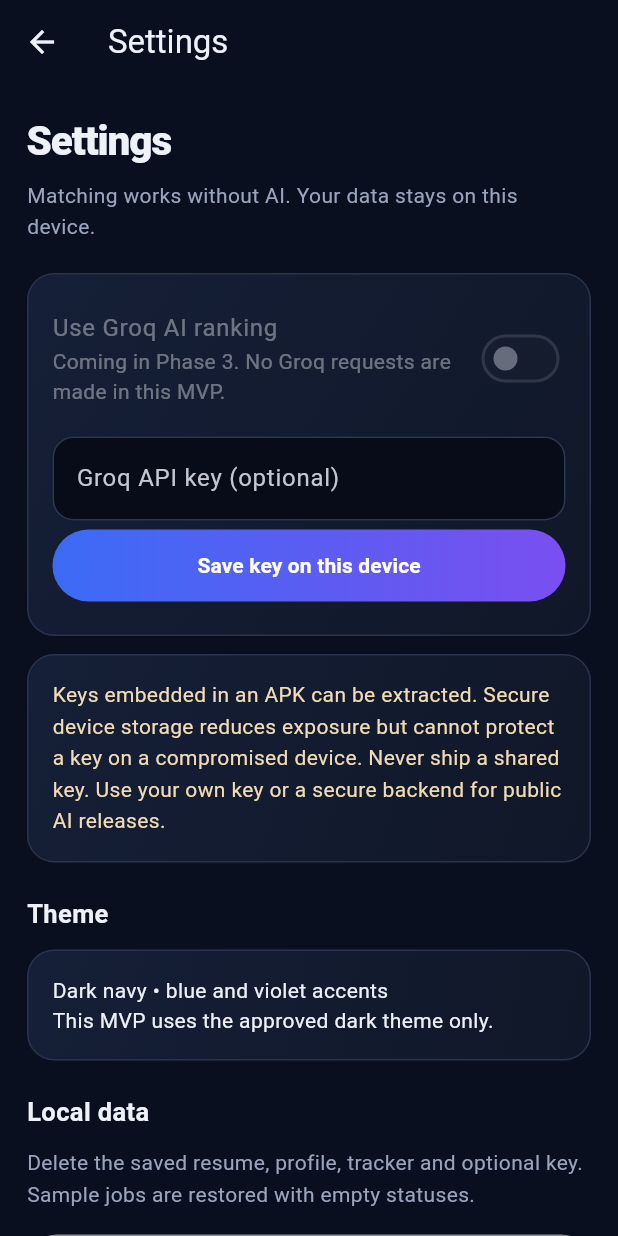
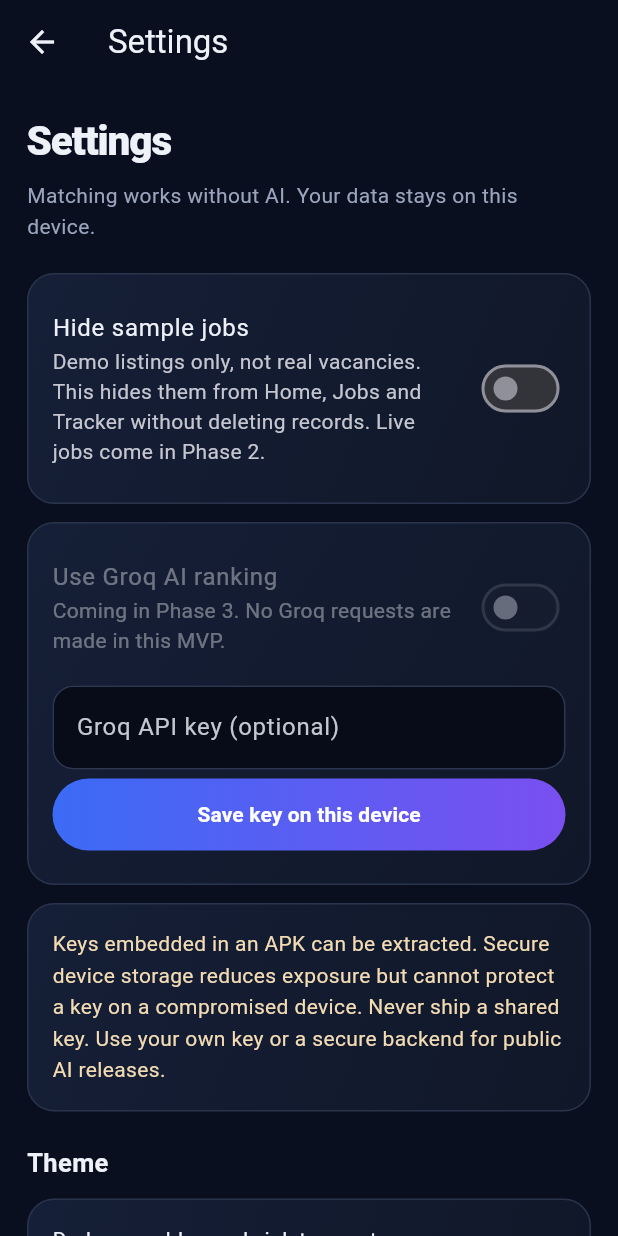
Before and after one commit to frances09f-lgtm/jobpilot-ai, a Flutter app: the SettingsScreen screen opened directly, on a phone screen of 412 x 824 dp. Run offline on Flutter 3.47's test engine with Material 3 defaults, Android fonts, the phone set to English and light mode, and no system bars; our stand-ins replace file_picker, flutter_riverpod, flutter_secure_storage, sqflite; missing offline and left inert: pdfrx; accounts and stored records are empty; statements that could not run were skipped.

Commit message:
Persist maintained profile, logo and sample visibility source [skip ci]

```diff
--- a/lib/app/app_controller.dart
+++ b/lib/app/app_controller.dart
@@ -12,19 +12,23 @@ import '../data/models.dart';
 final repositoryProvider = Provider((ref) => LocalRepository());
 final appProvider = AsyncNotifierProvider<AppController, AppData>(AppController.new);
 class AppData {
-  const AppData(this.profile, this.jobs);
+      const AppData(this.profile, this.jobs, {this.hideSampleJobs = false});
   final ResumeProfile profile;
-  final List<Job> jobs;
+      final List<Job> jobs;
+    final bool hideSampleJobs;
+    List<Job> get visibleJobs => jobs.where((j) => !hideSampleJobs || !j.isSample).toList();
 }
 class AppController extends AsyncNotifier<AppData> {
   LocalRepository get repo => ref.read(repositoryProvider);
   @override
   Future<AppData> build() async {
     await repo.seed();
-    final profile = await repo.loadProfile();
+          final stored = await repo.loadProfile();
+      final profile = ResumeParser().prefillMissing(stored);
+      if (profile.fields.toString() != stored.fields.toString()) await repo.saveProfile(profile);
     final jobs = (await repo.loadJobs()).map((j) => MatchingService().match(j, profile)).toList();
     await repo.saveJobs(jobs);
-    return AppData(profile, jobs);
+          return AppData(profile, jobs, hideSampleJobs: await repo.loadHideSampleJobs());
   }
   Future<ResumeProfile?> importResume({void Function(int)? onStage}) async {
     final file = await FilePicker.pickFile(type: FileType.custom, allowedExtensions: ['pdf', 'docx']);
@@ -50,7 +54,7 @@ class AppController extends AsyncNotifier<AppData> {
     final jobs = current.jobs.map((j) => MatchingService().match(j, profile)).toList();
     await repo.saveProfile(profile);
     await repo.saveJobs(jobs);
-    state = AsyncData(AppData(profile, jobs));
+          state = AsyncData(AppData(profile, jobs, hideSampleJobs: current.hideSampleJobs));
     if (current.profile.resumePath.isNotEmpty && current.profile.resumePath != profile.resumePath) {
       final old = File(current.profile.resumePath);
       if (await old.exists()) await old.delete();
@@ -60,9 +64,14 @@ class AppController extends AsyncNotifier<AppData> {
     final current = state.requireValue;
     final updated = job.copyWith(status: status, error: note, updatedAt: DateTime.now().toUtc().toIso8601String());
     await repo.updateStatus(updated);
-    state = AsyncData(AppData(current.profile, current.jobs.map((j) => j.id == job.id ? updated : j).toList()));
+    state = AsyncData(AppData(current.profile, current.jobs.map((j) => j.id == job.id ? updated : j).toList(), hideSampleJobs: current.hideSampleJobs));
   }
-  Future<void> clearAll() async {
+      Future<void> setHideSampleJobs(bool value) async {
+      final current = state.requireValue;
+      await repo.saveHideSampleJobs(value);
+      state = AsyncData(AppData(current.profile, current.jobs, hideSampleJobs: value));
+    }
+    Future<void> clearAll() async {
     final directory = await getApplicationDocumentsDirectory();
     final resumes = Directory(p.join(directory.path, 'resumes'));
     if (await resumes.exists()) await resumes.delete(recursive: true);
--- a/lib/data/local_repository.dart
+++ b/lib/data/local_repository.dart
@@ -8,12 +8,15 @@ class LocalRepository {
   Database? _database;
   Future<Database> get database async {
     if (_database != null) return _database!;
-    _database = await openDatabase(p.join(await getDatabasesPath(), 'jobpilot.db'), version: 1, onCreate: (db, version) async {
+    _database = await openDatabase(p.join(await getDatabasesPath(), 'jobpilot.db'), version: 2, onCreate: (db, version) async {
       await db.execute('CREATE TABLE profile (id INTEGER PRIMARY KEY CHECK(id = 1), data TEXT NOT NULL)');
       await db.execute('CREATE TABLE jobs (id TEXT PRIMARY KEY, title TEXT NOT NULL, company TEXT NOT NULL, location TEXT NOT NULL, description TEXT NOT NULL, skills TEXT NOT NULL, source TEXT NOT NULL, application_url TEXT NOT NULL, score INTEGER NOT NULL, matched_skills TEXT NOT NULL, gaps TEXT NOT NULL, explanation TEXT NOT NULL, status TEXT NOT NULL, updated_at TEXT NOT NULL, error TEXT NOT NULL, is_sample INTEGER NOT NULL, UNIQUE(title, company, location, source))');
       await db.execute('CREATE TABLE status_history (id INTEGER PRIMARY KEY AUTOINCREMENT, job_id TEXT NOT NULL, status TEXT NOT NULL, changed_at TEXT NOT NULL, note TEXT NOT NULL)');
-    });
-    return _database!;
+            await db.execute('CREATE TABLE app_settings (key TEXT PRIMARY KEY, value TEXT NOT NULL)');
+      }, onUpgrade: (db, oldVersion, newVersion) async {
+        if (oldVersion < 2) await db.execute('CREATE TABLE IF NOT EXISTS app_settings (key TEXT PRIMARY KEY, value TEXT NOT NULL)');
+      });
+      return _database!;
   }
   Future<void> seed() async {
     final db = await database;
@@ -47,12 +50,20 @@ class LocalRepository {
       await txn.insert('status_history', {'job_id': job.id, 'status': job.status.name, 'changed_at': job.updatedAt, 'note': job.error});
     });
   }
-  Future<void> clearAll() async {
+      Future<bool> loadHideSampleJobs() async {
+      final rows = await (await database).query('app_settings', where: 'key = ?', whereArgs: ['hide_sample_jobs']);
+      return rows.isNotEmpty && rows.first['value'] == 'true';
+    }
+    Future<void> saveHideSampleJobs(bool value) async {
+      await (await database).insert('app_settings', {'key': 'hide_sample_jobs', 'value': value.toString()}, conflictAlgorithm: ConflictAlgorithm.replace);
+    }
+    Future<void> clearAll() async {
     final db = await database;
     await db.transaction((txn) async {
       await txn.delete('profile');
       await txn.delete('jobs');
-      await txn.delete('status_history');
+              await txn.delete('status_history');
+        await txn.delete('app_settings');
     });
   }
 }
--- a/lib/features/home_screen.dart
+++ b/lib/features/home_screen.dart
@@ -6,6 +6,7 @@ import 'job_details_screen.dart';
 import 'profile_screen.dart';
 import 'settings_screen.dart';
 import 'ui_components.dart';
+import 'pilot_logo.dart';
 
 class HomeScreen extends ConsumerStatefulWidget {
   const HomeScreen({super.key});
@@ -23,7 +24,7 @@ class _HomeScreenState extends ConsumerState<HomeScreen> {
     final asyncData = ref.watch(appProvider);
     return Scaffold(
       appBar: AppBar(titleSpacing: 18, title: Row(children: [
-        Container(width: 32, height: 32, alignment: Alignment.center, decoration: BoxDecoration(borderRadius: BorderRadius.circular(10), gradient: const LinearGradient(colors: [blue, violet])), child: const Text('JP', style: TextStyle(color: Color(0xFF08101F), fontSize: 14, fontWeight: FontWeight.w800))),
+                  const PilotLogo(size: 32),
         const SizedBox(width: 10), const Column(crossAxisAlignment: CrossAxisAlignment.start, children: [Text('JobPilot AI', style: TextStyle(fontSize: 18, fontWeight: FontWeight.w800)), Text('Offline-first • Phase 1', style: TextStyle(fontSize: 11, color: muted))]),
       ]), actions: const [Padding(padding: EdgeInsets.only(right: 16), child: Center(child: SampleBadge(text: 'SAMPLE DATA')))]),
       body: SafeArea(child: asyncData.when(loading: () => const Center(child: CircularProgressIndicator()), error: (e, st) => Center(child: Column(mainAxisSize: MainAxisSize.min, children: [Text('Could not load local data: $e'), TextButton(onPressed: () => ref.invalidate(appProvider), child: const Text('Retry'))])), data: (data) => processing ? _processing() : _body(data))),
@@ -43,7 +44,7 @@ class _HomeScreenState extends ConsumerState<HomeScreen> {
   Widget _upload(ResumeProfile profile) => ListView(padding: const EdgeInsets.all(18), children: [
     const ScreenTitle(title: 'Start with your resume', subtitle: 'JobPilot reads the file on your phone, pulls out skills, and builds a profile you can edit.', eyebrow: 'STEP 1 OF 3'),
     Semantics(button: true, label: 'Upload PDF or DOCX resume', child: InkWell(onTap: _import, borderRadius: BorderRadius.circular(22), child: Container(padding: const EdgeInsets.symmetric(vertical: 32, horizontal: 20), decoration: BoxDecoration(border: Border.all(color: blue.withValues(alpha: 0.5)), borderRadius: BorderRadius.circular(22), gradient: const LinearGradient(begin: Alignment.topCenter, end: Alignment.bottomCenter, colors: [Color(0xFF192949), Color(0xFF101728)])), child: const Column(children: [
-      Icon(Icons.upload_file_rounded, color: violet, size: 42), SizedBox(height: 14), Text('Upload PDF or DOCX resume', style: TextStyle(fontWeight: FontWeight.bold, fontSize: 16)), SizedBox(height: 8), Text('Tap to pick a file • up to 10 MB', style: TextStyle(color: muted, fontSize: 12)),
+      PilotLogo(size: 72), SizedBox(height: 14), Text('Upload PDF or DOCX resume', style: TextStyle(fontWeight: FontWeight.bold, fontSize: 16)), SizedBox(height: 8), Text('Tap to pick a file • up to 10 MB', style: TextStyle(color: muted, fontSize: 12)),
     ])))), const SizedBox(height: 22),
     _fact('Stays on your phone. Parsing happens locally; no file is sent to a server.'), _fact('Scanned PDFs need OCR elsewhere. Missing fields remain empty.'), _fact('No account, no sign-in. Basic matching needs no AI key.'),
     const SizedBox(height: 16), const PilotCard(child: Text('Review extracted details before saving. Your original resume is kept in app-local storage.', style: TextStyle(color: muted, height: 1.5))),
@@ -56,14 +57,14 @@ class _HomeScreenState extends ConsumerState<HomeScreen> {
     PilotCard(child: Column(children: [for (var i = 0; i < 4; i++) ListTile(contentPadding: EdgeInsets.zero, leading: Icon(i < stage ? Icons.check_circle : i == stage ? Icons.pending : Icons.radio_button_unchecked, color: i <= stage ? violet : muted), title: Text(['Reading file', 'Extracting text', 'Finding skills', 'Building profile'][i])), const SizedBox(height: 12), LinearProgressIndicator(value: stage < 0 ? null : (stage + 1) / 4), const SizedBox(height: 12), Text(stage < 0 ? 'Choose a resume in the file picker' : ['Reading bytes', 'Extracting local text', 'Finding candidate fields', 'Saving original resume'][stage], style: const TextStyle(color: muted))])),
   ]);
   Widget _dashboard(AppData data) {
-    final attention = data.jobs.where((j) => [ApplicationStatus.failed, ApplicationStatus.needsAction, ApplicationStatus.submissionUnconfirmed].contains(j.status)).toList();
-    final top = [...data.jobs]..sort((a, b) => b.score.compareTo(a.score));
+    final attention = data.visibleJobs.where((j) => [ApplicationStatus.failed, ApplicationStatus.needsAction, ApplicationStatus.submissionUnconfirmed].contains(j.status)).toList();
+    final top = [...data.visibleJobs]..sort((a, b) => b.score.compareTo(a.score));
     return ListView(padding: const EdgeInsets.all(18), children: [
       const ScreenTitle(title: 'Dashboard', subtitle: 'Your local job search at a glance. All jobs are fictional samples; scores come from your profile.'),
       LayoutBuilder(builder: (context, constraints) => Wrap(spacing: 12, runSpacing: 0, children: [
-        _stat('Sample jobs found', data.jobs.length, constraints.maxWidth), _stat('Matches 70+', data.jobs.where((j) => j.score >= 70).length, constraints.maxWidth),
+        _stat('Sample jobs found', data.visibleJobs.length, constraints.maxWidth), _stat('Matches 70+', data.visibleJobs.where((j) => j.score >= 70).length, constraints.maxWidth),
         _stat('Real submissions', 0, constraints.maxWidth), _stat('Needs attention', attention.length, constraints.maxWidth),
-      ])), sectionHeading('Top matches'), PilotCard(child: Column(children: top.take(3).map((j) => _mini(j, score: true)).toList())),
+      ])), if (data.hideSampleJobs) const PilotCard(child: Text('Sample jobs are hidden. Phase 1 has no live vacancies. Show samples again in Settings.', style: TextStyle(color: muted))), sectionHeading('Top matches'), PilotCard(child: top.isEmpty ? const Text('No visible matches', style: TextStyle(color: muted)) : Column(children: top.take(3).map((j) => _mini(j, score: true)).toList())),
       sectionHeading('Needs attention'), PilotCard(child: attention.isEmpty ? const Text('No sample items need attention', style: TextStyle(color: muted)) : Column(children: attention.map((j) => _mini(j)).toList())),
       GradientButton(label: 'Review recommended jobs', onPressed: () => setState(() => index = 1)),
       TextButton(onPressed: () => setState(() => showUpload = true), child: const Text('Replace resume')),
@@ -72,15 +73,15 @@ class _HomeScreenState extends ConsumerState<HomeScreen> {
   Widget _stat(String label, int count, double width) => SizedBox(width: (width - 12) / 2, child: PilotCard(child: Column(crossAxisAlignment: CrossAxisAlignment.start, children: [Container(width: 36, height: 2, decoration: const BoxDecoration(gradient: LinearGradient(colors: [blue, violet]))), const SizedBox(height: 13), Text('$count', style: const TextStyle(fontSize: 30, fontWeight: FontWeight.w800)), const SizedBox(height: 6), Text(label, style: const TextStyle(color: muted, fontSize: 12))])));
   Widget _mini(Job j, {bool score = false}) => InkWell(onTap: () => _details(j), child: Padding(padding: const EdgeInsets.symmetric(vertical: 10), child: Row(children: [Expanded(child: Column(crossAxisAlignment: CrossAxisAlignment.start, children: [Text(j.title, style: const TextStyle(fontWeight: FontWeight.w600)), Text('${j.company} · ${score ? j.location : j.status.label}', style: const TextStyle(color: muted, fontSize: 12))])), if (score) Text('${j.score}', style: const TextStyle(color: Color(0xFFBCD0FF), fontWeight: FontWeight.w800))])));
   Widget _jobs(AppData data, {required bool tracker}) {
-    final jobs = data.jobs.where((j) => '${j.title} ${j.company} ${j.location} ${j.skills.join(' ')}'.toLowerCase().contains(query.toLowerCase()) &&
+    final jobs = data.visibleJobs.where((j) => '${j.title} ${j.company} ${j.location} ${j.skills.join(' ')}'.toLowerCase().contains(query.toLowerCase()) &&
       (tracker ? statusFilter == null || j.status == statusFilter : jobFilter == 'All' || jobFilter == 'Sample' || (jobFilter == '80+' ? j.score >= 80 : j.location.toLowerCase().contains(jobFilter.toLowerCase())))).toList()..sort((a, b) => b.score.compareTo(a.score));
     return ListView(padding: const EdgeInsets.all(18), children: [
-      ScreenTitle(title: tracker ? 'Application tracker' : 'Recommended jobs', subtitle: tracker ? 'Manual practice records only. Sample Applied statuses do not mean real submissions.' : 'Ranked by your local match score. All ${data.jobs.length} listings are samples.'),
+      ScreenTitle(title: tracker ? 'Application tracker' : 'Recommended jobs', subtitle: tracker ? 'Manual practice records only. Sample Applied statuses do not mean real submissions.' : data.hideSampleJobs ? 'Sample jobs are hidden. Live jobs are not included in Phase 1.' : 'Fictional demo jobs, not real vacancies. Ranked by your resume match score.'),
       TextField(key: ValueKey(index), onChanged: (v) => setState(() => query = v), decoration: const InputDecoration(labelText: 'Search jobs', hintText: 'Title, company, location or skills', prefixIcon: Icon(Icons.search))), const SizedBox(height: 14),
       SingleChildScrollView(scrollDirection: Axis.horizontal, child: Row(children: tracker ? [
         _chip('All', statusFilter == null, () => setState(() => statusFilter = null)), ...ApplicationStatus.values.map((s) => _chip(s.label, statusFilter == s, () => setState(() => statusFilter = s))),
       ] : ['All', '80+', 'Remote', 'Pune', 'Kolhapur', 'Sample'].map((s) => _chip(s, jobFilter == s, () => setState(() => jobFilter = s))).toList())), const SizedBox(height: 16),
-      if (jobs.isEmpty) const Text('No sample jobs match this search or filter', style: TextStyle(color: muted)),
+      if (jobs.isEmpty) const Text('No visible jobs. Samples may be hidden in Settings or excluded by your filter.', style: TextStyle(color: muted)),
       if (tracker) PilotCard(child: Column(children: jobs.map((j) => InkWell(onTap: () => _details(j), child: Padding(padding: const EdgeInsets.symmetric(vertical: 12), child: Column(crossAxisAlignment: CrossAxisAlignment.start, children: [Text(j.title, style: const TextStyle(fontWeight: FontWeight.w600)), const SizedBox(height: 5), Text('${j.company} · ${j.updatedAt.isEmpty ? 'No date' : j.updatedAt.split('T').first}', style: const TextStyle(color: muted, fontSize: 12)), const SizedBox(height: 8), SampleBadge(text: j.status.label), if (j.error.isNotEmpty) Padding(padding: const EdgeInsets.only(top: 8), child: Text(j.error, style: const TextStyle(color: Color(0xFFFFB3A8), fontSize: 12)))])))).toList()))
       else ...jobs.map((j) => PilotCard(child: Column(crossAxisAlignment: CrossAxisAlignment.start, children: [Row(crossAxisAlignment: CrossAxisAlignment.start, children: [Expanded(child: Column(crossAxisAlignment: CrossAxisAlignment.start, children: [Text(j.title, style: const TextStyle(fontSize: 16, fontWeight: FontWeight.w700)), const SizedBox(height: 6), Text('${j.company} · ${j.location}', style: const TextStyle(color: muted, fontSize: 13)), const SizedBox(height: 10), const SampleBadge()])), const SizedBox(width: 14), ScoreRing(score: j.score)]), TextButton(onPressed: () => _details(j), child: const Text('View details ›'))]))),
     ]);
--- a/lib/features/settings_screen.dart
+++ b/lib/features/settings_screen.dart
@@ -26,9 +26,14 @@ class _SettingsScreenState extends ConsumerState<SettingsScreen> {
   void dispose() { keyController.dispose(); super.dispose(); }
   @override
   Widget build(BuildContext context) {
-    final body = ListView(padding: const EdgeInsets.all(18), children: [
+          final data = ref.watch(appProvider).value;
+      final body = ListView(padding: const EdgeInsets.all(18), children: [
       const ScreenTitle(title: 'Settings', subtitle: 'Matching works without AI. Your data stays on this device.'),
-      PilotCard(child: Column(crossAxisAlignment: CrossAxisAlignment.start, children: [
+              PilotCard(child: SwitchListTile(contentPadding: EdgeInsets.zero, value: data?.hideSampleJobs ?? false, title: const Text('Hide sample jobs'), subtitle: const Text('Demo listings only, not real vacancies. This hides them from Home, Jobs and Tracker without deleting records. Live jobs come in Phase 2.'), onChanged: data == null ? null : (value) async {
+          try { await ref.read(appProvider.notifier).setHideSampleJobs(value); }
+          catch (e) { if (mounted) setState(() => message = 'Could not save sample visibility: $e'); }
+        })),
+        PilotCard(child: Column(crossAxisAlignment: CrossAxisAlignment.start, children: [
         const SwitchListTile(contentPadding: EdgeInsets.zero, value: false, onChanged: null, title: Text('Use Groq AI ranking'), subtitle: Text('Coming in Phase 3. No Groq requests are made in this MVP.')),
         const SizedBox(height: 12), TextField(controller: keyController, obscureText: true, enableSuggestions: false, autocorrect: false, decoration: const InputDecoration(labelText: 'Groq API key (optional)', hintText: 'Stored locally, not used in Phase 1')),
         GradientButton(label: busy ? 'Please wait...' : 'Save key on this device', onPressed: busy ? null : () async {
--- a/pubspec.yaml
+++ b/pubspec.yaml
@@ -1,7 +1,7 @@
 name: jobpilot_ai
 description: Offline-first resume matching and application tracker.
 publish_to: none
-version: 0.1.0+1
+version: 0.1.0+2
 environment:
   sdk: '>=3.13.0 <4.0.0'
 dependencies:
```
Also changed, not shown: lib/core/document_extractor.dart (+8 -1 lines), lib/core/resume_parser.dart (+84 -17 lines), lib/features/pilot_logo.dart (added, +26 -0 lines), lib/features/profile_screen.dart (+6 -1 lines), 10 other files.
